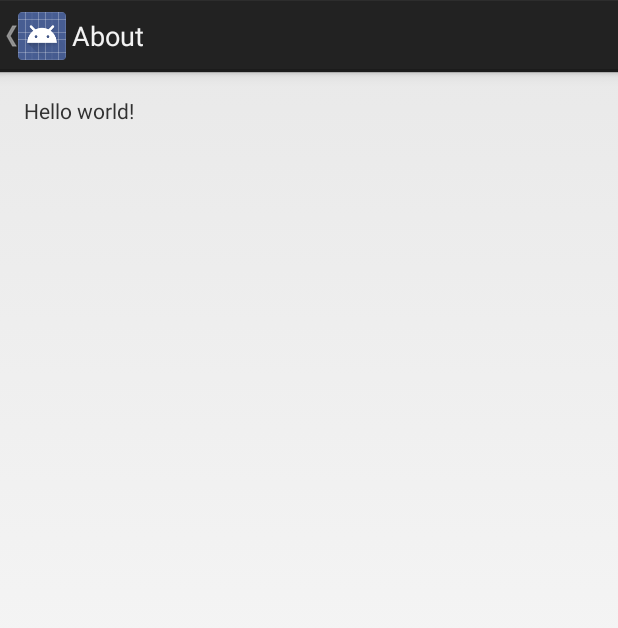
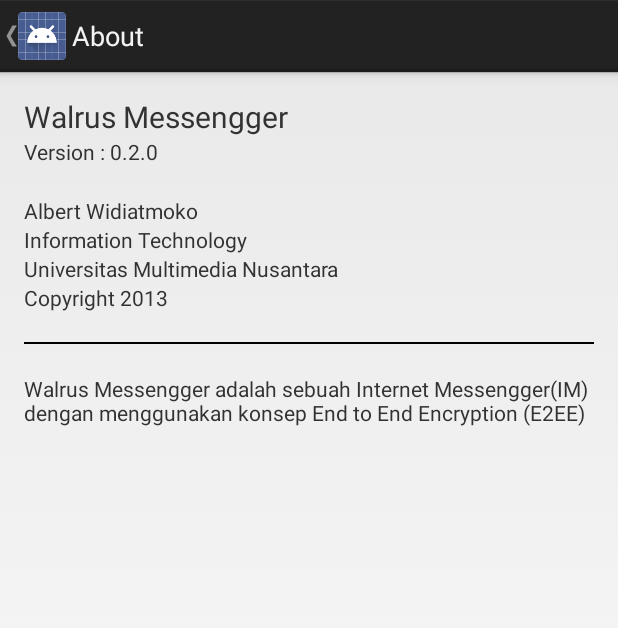
Before and after one commit to albert-widi/Walrus-Messenger, an Android app: the AboutActivity screen opened directly, with no data from a screen before it, on a phone screen of 412 x 824 dp. Shown: the top 628 px of the screen. Run offline under Robolectric (Android 15) with nearby library versions, the phone set to English and light mode, and no system bars.

Commit message:
Incremental Update
App Version : 0.2.1
New Icon
Friend Refresh bug fix
About Activity

```diff
--- a/ChampChat/src/main/AndroidManifest.xml
+++ b/ChampChat/src/main/AndroidManifest.xml
@@ -15,6 +15,7 @@
     <uses-permission android:name="android.permission.WAKE_LOCK" />
     <uses-permission android:name="com.google.android.c2dm.permission.RECEIVE" />
     <uses-permission android:name="com.example.gcm.permission.C2D_MESSAGE" />
+    <uses-permission android:name="android.permission.CALL_PHONE" />
 
     <permission
         android:name="com.example.gcm.permission.C2D_MESSAGE"
@@ -22,7 +23,7 @@
 
     <application
         android:allowBackup="true"
-        android:icon="@drawable/ic_launcher"
+        android:icon="@drawable/my_app_icon"
         android:label="@string/app_name"
         android:theme="@style/AppTheme" >
         <service android:name="com.valge.champchat.gcm_package.GCMIntentService" />
--- a/ChampChat/src/main/java/com/valge/champchat/AboutActivity.java
+++ b/ChampChat/src/main/java/com/valge/champchat/AboutActivity.java
@@ -16,6 +16,7 @@ public class AboutActivity extends Activity {
     protected void onCreate(Bundle savedInstanceState) {
         super.onCreate(savedInstanceState);
         setContentView(R.layout.activity_about);
+        setTitle("About");
 
         if (savedInstanceState == null) {
             getFragmentManager().beginTransaction()
--- a/ChampChat/src/main/java/com/valge/champchat/UserDataRegistrationActivity.java
+++ b/ChampChat/src/main/java/com/valge/champchat/UserDataRegistrationActivity.java
@@ -259,9 +259,6 @@ public class UserDataRegistrationActivity extends Activity {
 
                         if(dbAdapter.registerUser(userId, phoneNumber, userName, regid, secretKey, privateKey.getEncoded())) {
                             activateApplication();
-                        	/*Intent intent = new Intent(UserDataRegistration.this, MainActivity.class);
-                        	startActivity(intent);
-                        	UserDataRegistration.this.finish();*/
                         }
                         else {
                             System.out.println("ERROR SAVE TO DB");
--- a/ChampChat/src/main/java/com/valge/champchat/gcm_package/GCMIntentService.java
+++ b/ChampChat/src/main/java/com/valge/champchat/gcm_package/GCMIntentService.java
@@ -17,6 +17,7 @@ import com.google.android.gms.gcm.GoogleCloudMessaging;
 import com.valge.champchat.ChatActivity;
 import com.valge.champchat.MessagingActivity;
 import com.valge.champchat.R;
+import com.valge.champchat.util.ChampNotification;
 import com.valge.champchat.util.DbAdapter;
 import com.valge.champchat.util.EncryptionUtil;
 import com.valge.champchat.util.IntentExtrasUtil;
@@ -165,7 +166,9 @@ public class GCMIntentService extends IntentService {
         }
         else {
             System.out.println("Sending notification");
-            setNotification(friendId, friendName, friendPhoneNumber, friendPublicKey);
+            ChampNotification champNotification = new ChampNotification();
+            champNotification.setNotification(friendId, friendName, friendPhoneNumber, friendPublicKey, getApplicationContext());
+            //setNotification(friendId, friendName, friendPhoneNumber, friendPublicKey);
         }
     }
 
--- a/ChampChat/src/main/java/com/valge/champchat/util/HttpPostUtil.java
+++ b/ChampChat/src/main/java/com/valge/champchat/util/HttpPostUtil.java
@@ -1,5 +1,5 @@
 package com.valge.champchat.util;
 
 public class HttpPostUtil {
-	public final static String postURL = "http://192.168.1.6:80/EAndroidIMServer/index.php";
+	public final static String postURL = "http://192.168.1.2:80/EAndroidIMServer/index.php";
 }
--- a/ChampChat/src/main/res/layout/fragment_about.xml
+++ b/ChampChat/src/main/res/layout/fragment_about.xml
@@ -1,4 +1,4 @@
-<RelativeLayout xmlns:android="http://schemas.android.com/apk/res/android"
+<LinearLayout xmlns:android="http://schemas.android.com/apk/res/android"
     xmlns:tools="http://schemas.android.com/tools"
     android:layout_width="match_parent"
     android:layout_height="match_parent"
@@ -6,11 +6,51 @@
     android:paddingRight="@dimen/activity_horizontal_margin"
     android:paddingTop="@dimen/activity_vertical_margin"
     android:paddingBottom="@dimen/activity_vertical_margin"
+    android:orientation="vertical"
     tools:context="com.valge.champchat.AboutActivity$PlaceholderFragment">
 
     <TextView
-        android:text="@string/hello_world"
+        android:text="Walrus Messengger"
+        android:textSize="20dp"
         android:layout_width="wrap_content"
         android:layout_height="wrap_content" />
 
-</RelativeLayout>
+    <TextView
+        android:text="Version : 0.2.0"
+        android:layout_width="wrap_content"
+        android:layout_height="wrap_content"/>
+
+    <TextView
+        android:text="Albert Widiatmoko"
+        android:layout_width="wrap_content"
+        android:layout_height="wrap_content"
+        android:layout_marginTop="20dp"/>
+
+    <TextView
+        android:text="Information Technology"
+        android:layout_width="wrap_content"
+        android:layout_height="wrap_content"/>
+
+    <TextView
+        android:text="Universitas Multimedia Nusantara"
+        android:layout_width="wrap_content"
+        android:layout_height="wrap_content"/>
+
+    <TextView
+        android:text="Copyright 2013"
+        android:layout_width="wrap_content"
+        android:layout_height="wrap_content"/>
+
+
+    <TextView
+        android:layout_width="match_parent"
+        android:layout_height="1dp"
+        android:background="@color/black"
+        android:layout_marginTop="20dp"/>
+    <TextView
+        android:text="Walrus Messengger adalah sebuah Internet Messengger(IM) dengan menggunakan konsep End to End Encryption (E2EE)"
+        android:layout_width="wrap_content"
+        android:layout_height="wrap_content"
+        android:layout_marginTop="20dp"/>
+
+</LinearLayout>
--- a/ChampChat/src/main/res/menu/messaging.xml
+++ b/ChampChat/src/main/res/menu/messaging.xml
@@ -1,6 +1,12 @@
 <menu xmlns:android="http://schemas.android.com/apk/res/android"
     xmlns:tools="http://schemas.android.com/tools"
     tools:context="com.valge.champchat.MessagingActivity" >
+
+    <item
+        android:id="@+id/menu_action_call"
+        android:title="Call"
+        android:icon="@drawable/action_call"
+        android:showAsAction="ifRoom"/>
 
     <item android:id="@+id/action_delete_all_message"
         android:title="Clear chat"
```
Also changed, not shown: ChampChat/src/main/java/com/valge/champchat/ChatActivity.java (+29 -2 lines), ChampChat/src/main/java/com/valge/champchat/FriendsActivity.java (+11 -1 lines), ChampChat/src/main/java/com/valge/champchat/MessagingActivity.java (+27 -1 lines), ChampChat/src/main/java/com/valge/champchat/util/ChampNotification.java (+46 -0 lines), ChampChat/src/main/res/drawable-hdpi/action_call.png (added), ChampChat/src/main/res/drawable-hdpi/my_app_icon.png (added), ChampChat/src/main/res/drawable-mdpi/action_call.png (added), ChampChat/src/main/res/drawable-mdpi/my_app_icon.png (added), ChampChat/src/main/res/drawable-xhdpi/action_call.png (added), ChampChat/src/main/res/drawable-xhdpi/my_app_icon.png (added).
